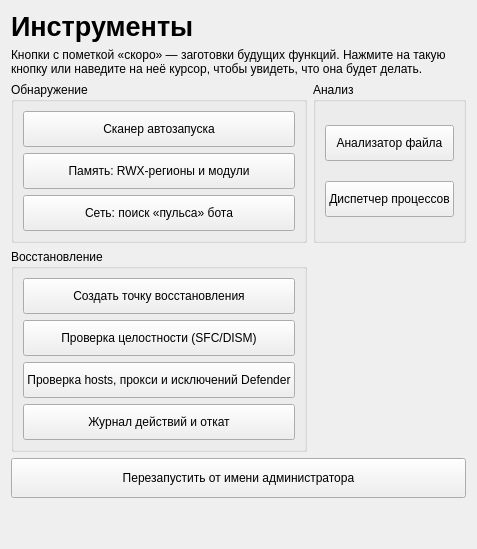
Old version of the form ui/designer/tools_page.ui in the repository UnLuck000/school_project.
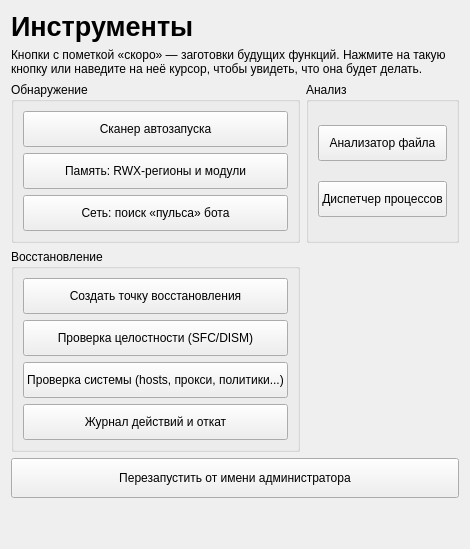
New version of the form.

The edit to the form file:
```diff
--- a/ui/designer/tools_page.ui
+++ b/ui/designer/tools_page.ui
@@ -42,7 +42,7 @@
        <layout class="QVBoxLayout" name="layoutRecovery">
         <item><widget class="QPushButton" name="btnRestorePoint"><property name="minimumSize"><size><width>0</width><height>36</height></size></property><property name="text"><string>Создать точку восстановления</string></property></widget></item>
         <item><widget class="QPushButton" name="btnSfcDism"><property name="minimumSize"><size><width>0</width><height>36</height></size></property><property name="text"><string>Проверка целостности (SFC/DISM)</string></property></widget></item>
-        <item><widget class="QPushButton" name="btnSystemChecks"><property name="minimumSize"><size><width>0</width><height>36</height></size></property><property name="text"><string>Проверка hosts, прокси и исключений Defender</string></property></widget></item>
+        <item><widget class="QPushButton" name="btnSystemChecks"><property name="minimumSize"><size><width>0</width><height>36</height></size></property><property name="text"><string>Проверка системы (hosts, прокси, политики...)</string></property></widget></item>
         <item><widget class="QPushButton" name="btnUndoJournal"><property name="minimumSize"><size><width>0</width><height>36</height></size></property><property name="text"><string>Журнал действий и откат</string></property></widget></item>
        </layout>
       </widget>
```
